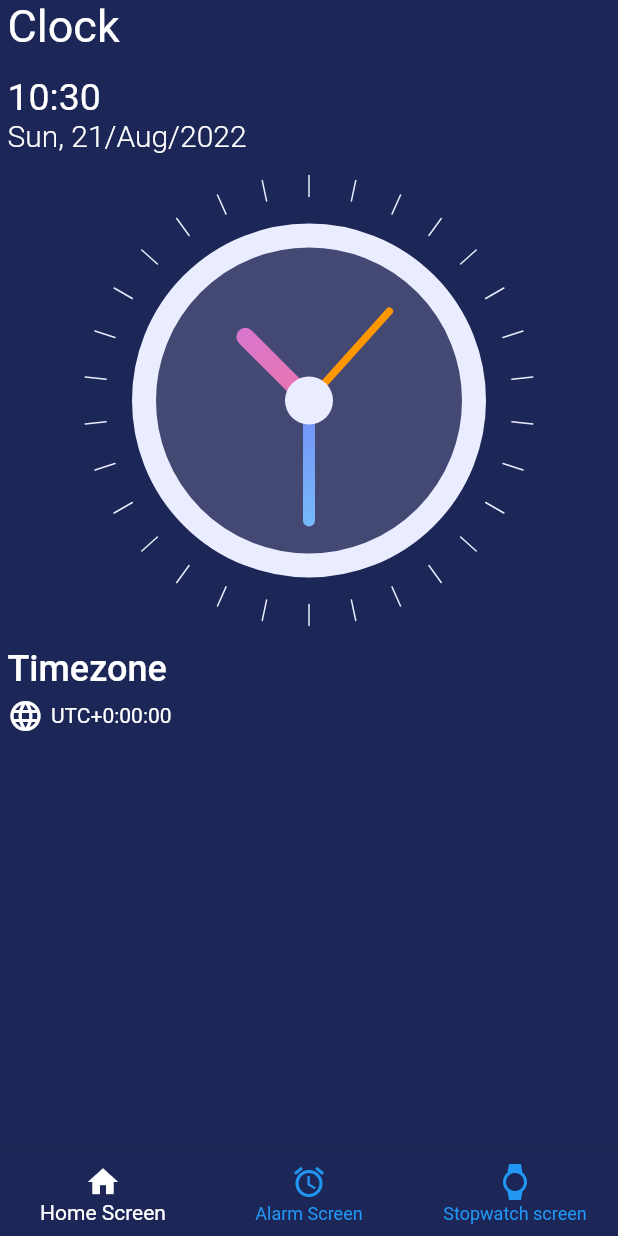
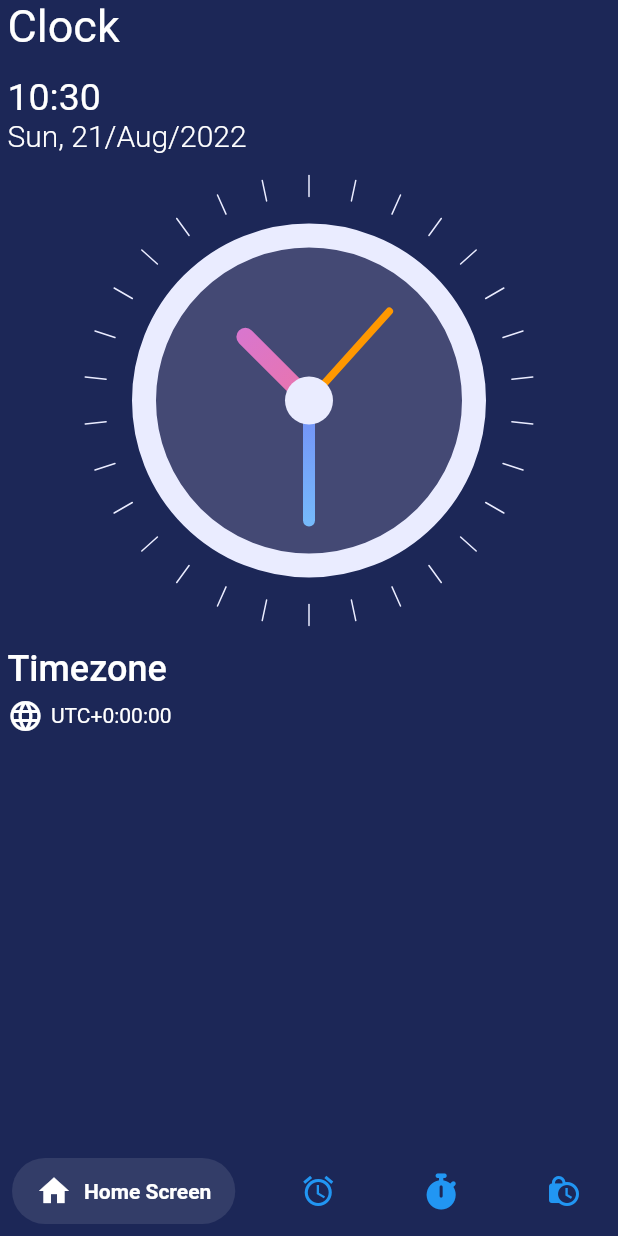
Before and after one commit to SeAliijaz/Reminder_App, a Flutter app: the screen it shows after launch, on a phone screen of 412 x 824 dp. Run offline on Flutter 3.47's test engine with Material 2 defaults, Android fonts, the light colour scheme and no system bars; drawn by our look-alikes of salomon_bottom_bar; our stand-ins replace cloud_firestore, firebase_core, flutter_local_notifications, fluttertoast, font_awesome_flutter, google_fonts and 2 more; accounts and stored records are empty; Roboto replaces fonts that are missing (Salsa).

Commit message:
Countdown Timer :)

```diff
--- a/lib/Screens/home_screen.dart
+++ b/lib/Screens/home_screen.dart
@@ -1,7 +1,10 @@
 import 'package:flutter/material.dart';
+import 'package:font_awesome_flutter/font_awesome_flutter.dart';
+import 'package:reminder_app/Countdown-Timer/count_down_timer.dart';
 import 'package:reminder_app/Reminder/reminder_screen.dart';
 import 'package:reminder_app/Screens/home_screen_clock_view.dart';
 import 'package:reminder_app/Stopwatch/stop_watch_screen.dart';
+import 'package:salomon_bottom_bar/salomon_bottom_bar.dart';
 
 class HomeScreen extends StatefulWidget {
   static const String pageRoute = "/HomeScreen";
@@ -26,6 +29,7 @@ class _HomeScreenState extends State<HomeScreen> {
     HomeScreenClockView(),
     ReminderScreen(),
     StopWatchScreen(),
+    CountDownTimerScreen(),
   ];
 
   @override
@@ -33,25 +37,29 @@ class _HomeScreenState extends State<HomeScreen> {
     ///Scaffold
     return SafeArea(
       child: Scaffold(
-        bottomNavigationBar: BottomNavigationBar(
-          type: BottomNavigationBarType.fixed,
+        bottomNavigationBar: SalomonBottomBar(
+            selectedItemColor: Colors.white,
+            unselectedItemColor: Colors.blue,
             currentIndex: _selectedIndex,
             onTap: _onItemTapped,
-          items: const [
-            BottomNavigationBarItem(
+            items: [
+              SalomonBottomBarItem(
                 icon: Icon(Icons.home),
-              label: 'Home Screen',
+                title: Text("Home Screen"),
               ),
-            BottomNavigationBarItem(
+              SalomonBottomBarItem(
                 icon: Icon(Icons.alarm),
-              label: 'Alarm Screen',
+                title: Text("Reminder Screen"),
               ),
-            BottomNavigationBarItem(
-              icon: Icon(Icons.watch),
-              label: 'Stopwatch screen',
+              SalomonBottomBarItem(
+                icon: FaIcon(FontAwesomeIcons.stopwatch),
+                title: Text("Stopwatch SCreen"),
               ),
-          ],
+              SalomonBottomBarItem(
+                icon: Icon(Icons.lock_clock),
+                title: Text("Countdown timer"),
               ),
+            ]),
         body: Center(
           child: _pages.elementAt(_selectedIndex),
         ),
--- a/lib/Stopwatch/stop_watch_screen.dart
+++ b/lib/Stopwatch/stop_watch_screen.dart
@@ -91,7 +91,7 @@ class _StopWatchScreenState extends State<StopWatchScreen> {
             children: [
               const Center(
                 child: Text(
-                  "StopWatch Screen",
+                  "Stopwatch",
                   style: TextStyle(
                     fontSize: 28.0,
                     fontWeight: FontWeight.bold,
--- a/lib/main.dart
+++ b/lib/main.dart
@@ -45,11 +45,6 @@ class MyApp extends StatelessWidget {
                 title: 'Reminder app',
                 theme: ThemeData(
                   scaffoldBackgroundColor: const Color(0xff1c2757),
-                  bottomNavigationBarTheme: const BottomNavigationBarThemeData(
-                    backgroundColor: Color(0xff1c2757),
-                    selectedItemColor: Colors.white,
-                    unselectedItemColor: Colors.blue,
-                  ),
                 ),
 
                 ///HOME
```
Also changed, not shown: lib/Countdown-Timer/Widgets/button_widget.dart (added, +27 -0 lines), lib/Countdown-Timer/count_down_timer.dart (+140 -3 lines), pubspec.yaml (+3 -9 lines), pubspec.lock. Lines whose indentation alone changed are shown as unchanged.
